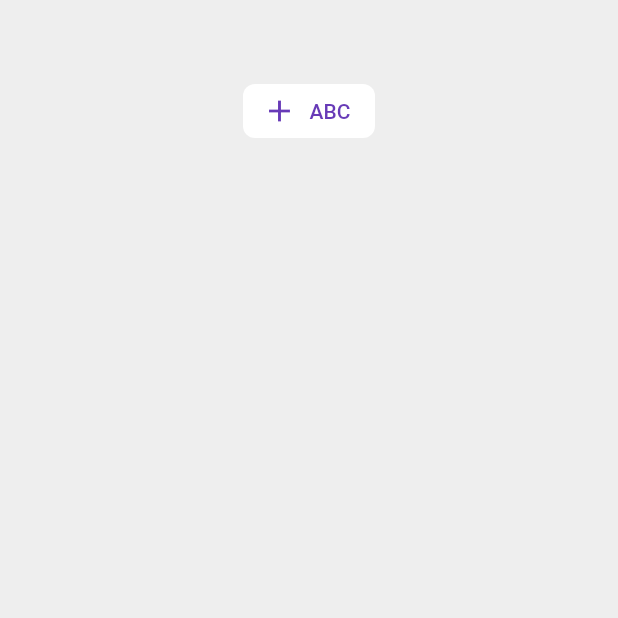
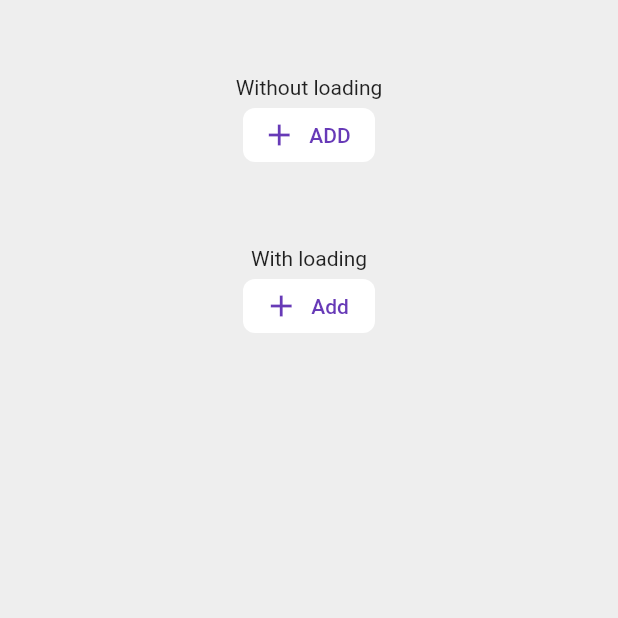
Before and after one commit to lDo28/wallet, a Flutter app: the screen it shows after launch, on a phone screen of 412 x 824 dp, the top half of it. Run offline on Flutter 3.47's test engine with Material 2 defaults, Android fonts, the phone set to English and light mode, and no system bars; our stand-ins replace get.

Commit message:
add upper case text

```diff
--- a/lib/ui/screens/home_screen.dart
+++ b/lib/ui/screens/home_screen.dart
@@ -14,30 +14,46 @@ class _HomeScreenState extends State<HomeScreen>
       body: SafeArea(
         child: SingleChildScrollView(
           physics: BouncingScrollPhysics(),
-          child: Column(
-            mainAxisSize: MainAxisSize.min,
-            children: [
-              SizedBox(height: 50),
-              Center(
-                child: _buildButton(),
-              ),
-            ],
+          child: Center(
+            child: Column(
+              mainAxisSize: MainAxisSize.min,
+              crossAxisAlignment: CrossAxisAlignment.center,
+              children: [
+                SizedBox(height: 50),
+                Text("Without loading"),
+                _buildButton(),
+                SizedBox(height: 50),
+                Text("With loading"),
+                _buildLoadingButton(),
+              ],
+            ),
           ),
         ),
       ),
     );
   }
 
-  Widget _buildButton() {
+  Widget _buildLoadingButton() {
     return WButton(
-      // vsync: this,
-      // loading: CircularProgressIndicator(),
+      vsync: this,
+      loading: CircularProgressIndicator(),
       icon: Icons.add,
-      label: "ABC",
+      label: "Add",
       onPressed: () async {
         await Future.delayed(Duration(seconds: 2));
         print("Tap");
       },
     );
   }
+
+  Widget _buildButton() {
+    return WButton(
+      icon: Icons.add,
+      label: "Add",
+      textAllCaps: true,
+      onPressed: () async {
+        print("Tap");
+      },
+    );
+  }
 }
--- a/lib/ui/widgets/w_button.dart
+++ b/lib/ui/widgets/w_button.dart
@@ -13,6 +13,7 @@ class WButton extends StatefulWidget {
   final int animationDuration;
   final Curve curve;
   final ProgressIndicator loading;
+  final bool textAllCaps;
 
   const WButton({
     Key key,
@@ -28,6 +29,7 @@ class WButton extends StatefulWidget {
     this.animationDuration = 500,
     this.curve = Curves.easeIn,
     this.loading,
+    this.textAllCaps = false
   })  : assert(icon != null || label != null),
         assert(loading == null || (loading != null && vsync != null)),
         super(key: key);
@@ -49,7 +51,9 @@ class _WButtonState extends State<WButton> {
     }
     return Container(
       decoration: BoxDecoration(
-        color: _isLoading ? widget.backgroundColor : Colors.transparent,
+        color: _isLoading && !_isOutline
+            ? widget.backgroundColor
+            : Colors.transparent,
         borderRadius: BorderRadius.circular(_isLoading ? 50 : 8),
       ),
       child: AnimatedSize(
@@ -80,7 +84,7 @@ class _WButtonState extends State<WButton> {
     switch (widget.type) {
       case ButtonType.raise:
         return RaisedButton(
-          child: Text(widget.label),
+          child: Text(_label),
           color: widget.backgroundColor,
           textColor: widget.foregroundColor,
           disabledColor: widget.disabledColor.withOpacity(.2),
@@ -91,7 +95,7 @@ class _WButtonState extends State<WButton> {
         );
       case ButtonType.outline:
         return OutlineButton(
-          child: Text(widget.label),
+          child: Text(_label),
           color: widget.backgroundColor,
           textColor: widget.foregroundColor,
           disabledBorderColor: widget.disabledColor.withOpacity(.2),
@@ -101,7 +105,7 @@ class _WButtonState extends State<WButton> {
         );
       default:
         return FlatButton(
-          child: Text(widget.label),
+          child: Text(_label),
           color: widget.backgroundColor,
           textColor: widget.foregroundColor,
           disabledColor: widget.disabledColor.withOpacity(.2),
@@ -117,7 +121,7 @@ class _WButtonState extends State<WButton> {
       case ButtonType.raise:
         return RaisedButton.icon(
           icon: Icon(widget.icon, color: _iconColor),
-          label: Text(widget.label),
+          label: Text(_label),
           color: widget.backgroundColor,
           textColor: widget.foregroundColor,
           disabledColor: widget.disabledColor.withOpacity(.2),
@@ -129,7 +133,7 @@ class _WButtonState extends State<WButton> {
       case ButtonType.outline:
         return OutlineButton.icon(
           icon: Icon(widget.icon, color: _iconColor),
-          label: Text(widget.label),
+          label: Text(_label),
           color: widget.backgroundColor,
           disabledBorderColor: widget.disabledColor.withOpacity(.2),
           disabledTextColor: widget.disabledColor,
@@ -140,7 +144,7 @@ class _WButtonState extends State<WButton> {
       default:
         return FlatButton.icon(
           icon: Icon(widget.icon, color: _iconColor),
-          label: Text(widget.label),
+          label: Text(_label),
           color: widget.backgroundColor,
           textColor: widget.foregroundColor,
           disabledColor: widget.disabledColor.withOpacity(.2),
@@ -184,6 +188,10 @@ class _WButtonState extends State<WButton> {
   Color get _iconColor =>
       widget.onPressed == null ? widget.disabledColor : widget.foregroundColor;
 
+  bool get _isOutline => widget.type == ButtonType.outline;
+
+  String get _label => widget.textAllCaps ? widget.label.toUpperCase() : widget.label;
+
   _onPress() async {
     _toggleLoading();
     await widget.onPressed();
```
Also changed, not shown: lib/ui/widgets/w_flush_bar.dart (added, +24 -0 lines).
